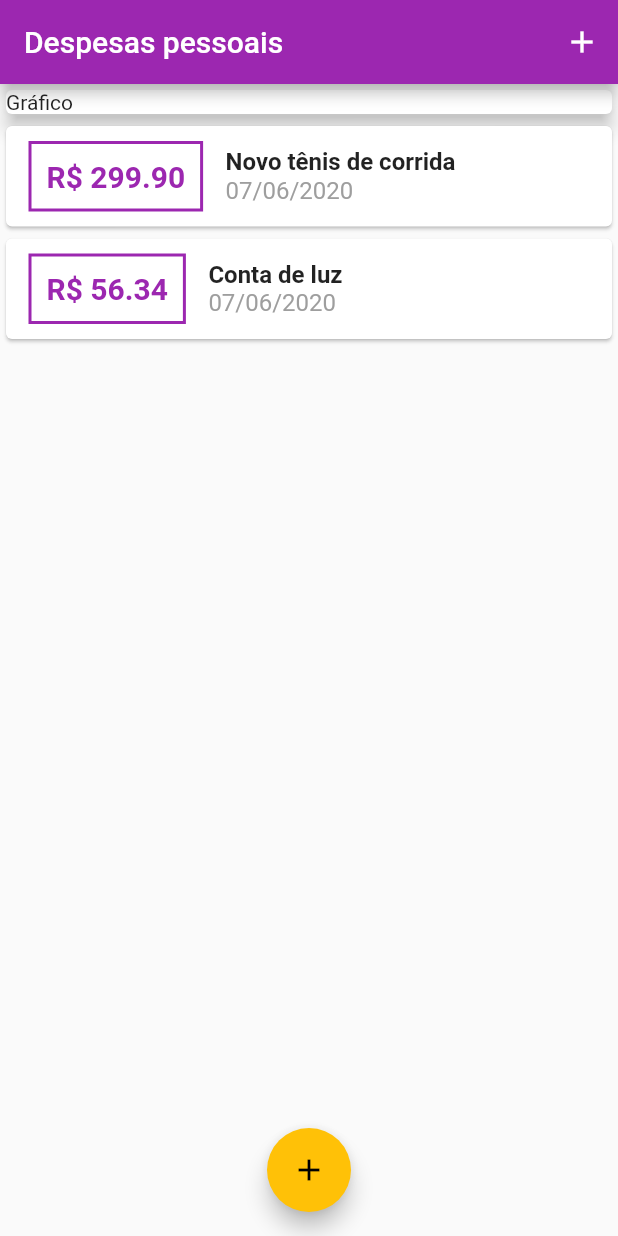
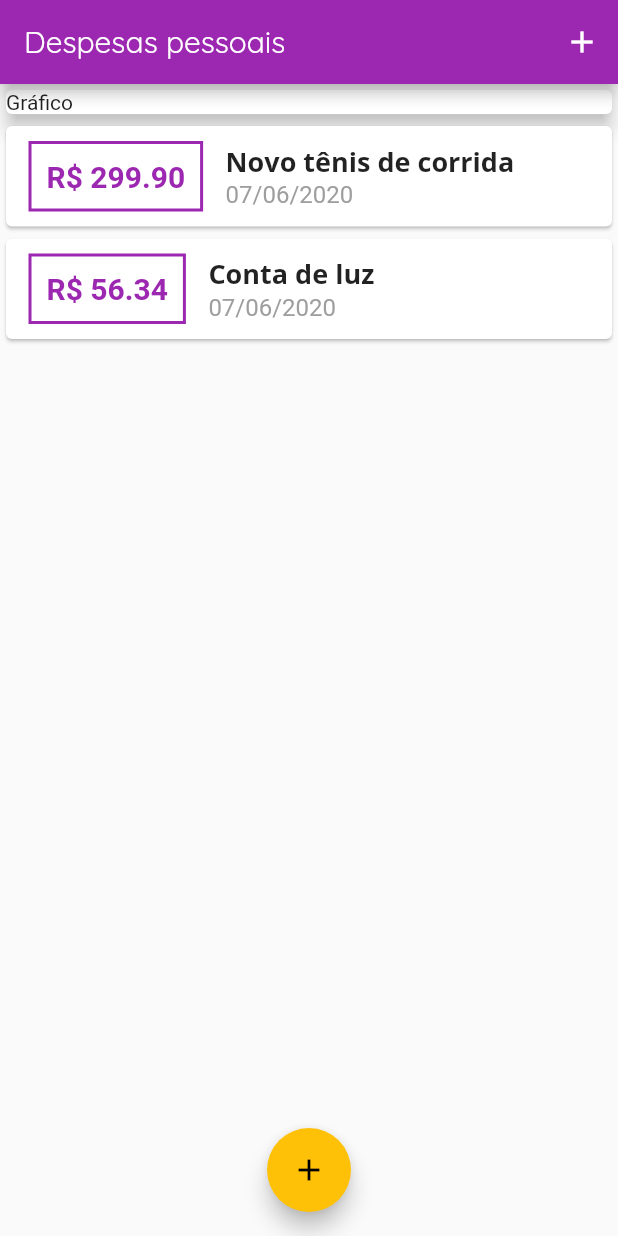
Before and after one commit to danilotiago/expensives-flutterapp, a Flutter app: the screen it shows after launch, on a phone screen of 412 x 824 dp. Run offline on Flutter 3.47's test engine with Material 2 defaults, Android fonts, the phone set to English and light mode, and no system bars.

Commit message:
adicionando e trocando fontes + novos estilos

```diff
--- a/lib/components/transaction_list.dart
+++ b/lib/components/transaction_list.dart
@@ -38,10 +38,7 @@ class TransactionList extends StatelessWidget {
                   children: <Widget>[
                     Text(
                       transaction.title,
-                      style: TextStyle(
-                        fontSize: 16,
-                        fontWeight: FontWeight.bold,
-                      ),
+                      style: Theme.of(context).textTheme.headline6,
                     ),
                     Text(
                       DateFormat('dd/MM/y').format(transaction.date),
--- a/lib/main.dart
+++ b/lib/main.dart
@@ -15,7 +15,15 @@ class ExpensesApp extends StatelessWidget {
       home: MainPage(),
       theme: ThemeData(
         primarySwatch: Colors.purple,
-        accentColor: Colors.amber
+        accentColor: Colors.amber,
+        fontFamily: 'Quicksand',
+        textTheme: ThemeData.light().textTheme.copyWith(
+              headline6: TextStyle(
+                fontFamily: 'OpenSans',
+                fontSize: 18,
+                fontWeight: FontWeight.bold,
+              ),
+            ),
       ),
     );
   }
```
Also changed, not shown: pubspec.yaml (+11 -6 lines), assets/fonts/OpenSans-Bold.ttf (added), assets/fonts/OpenSans-Regular.ttf (added), assets/fonts/Quicksand-Bold.ttf (added), assets/fonts/Quicksand-Light.ttf (added), assets/fonts/Quicksand-Medium.ttf (added), assets/fonts/Quicksand-Regular.ttf (added).
